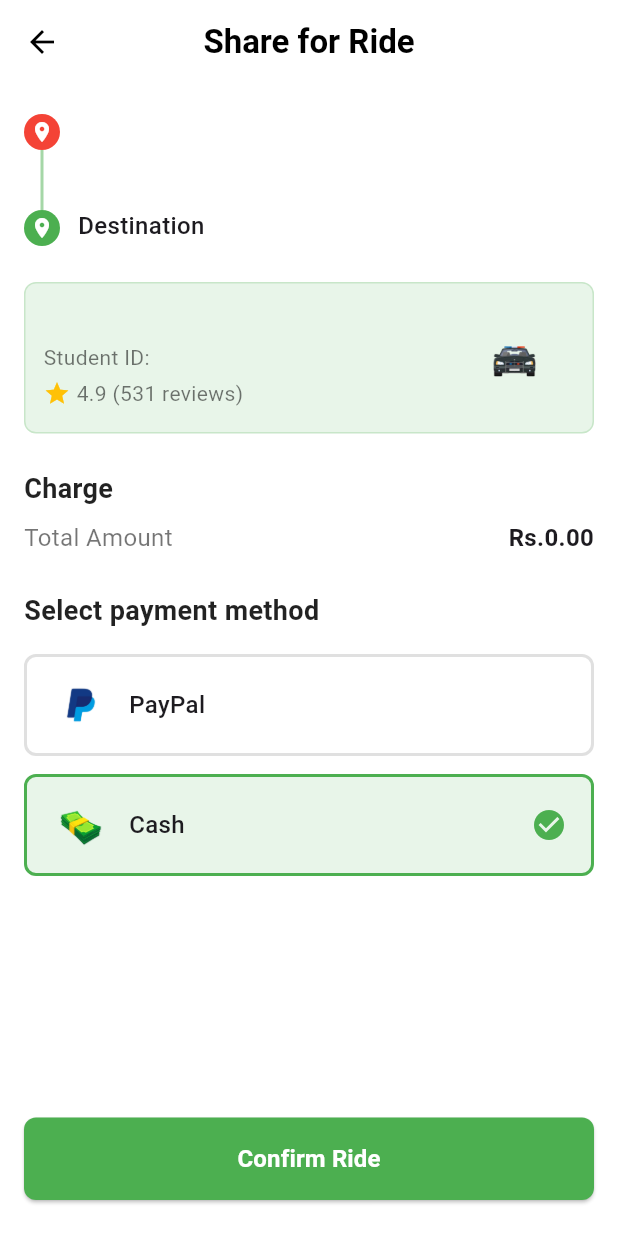
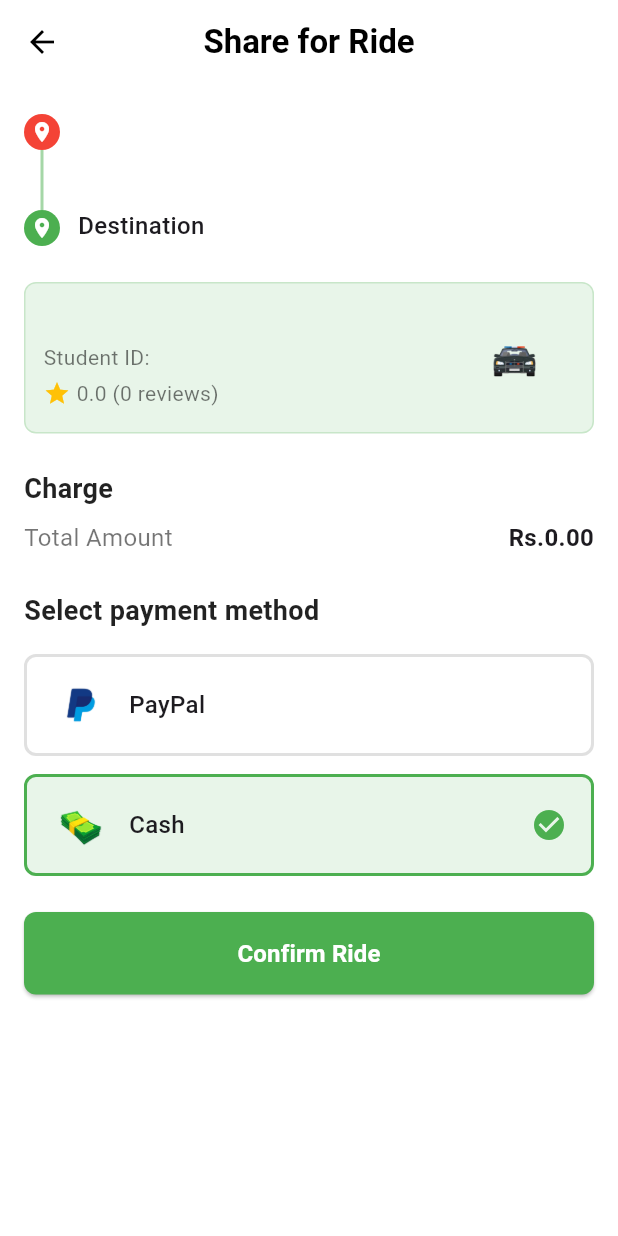
Before and after one commit to Kusaldp22/Green_Ride, a Flutter app: the ConfirmationScreen screen opened directly with empty values, after a tap on "PayPal", after a tap on "Cash", on a phone screen of 412 x 824 dp. Run offline on Flutter 3.47's test engine with Material 3 defaults, Android fonts, the phone set to English and light mode, and no system bars; our stand-ins replace cloud_firestore, firebase_auth, firebase_core, firebase_database, firebase_messaging, firebase_storage and 7 more; missing offline and left inert: flutter_polyline_points; accounts and stored records are empty.

Commit message:
final devs

```diff
--- a/lib/main.dart
+++ b/lib/main.dart
@@ -4,10 +4,13 @@ import 'package:firebase_database/firebase_database.dart';
 import 'package:firebase_messaging/firebase_messaging.dart';
 import 'package:flutter/material.dart';
 import 'package:green_ride/authentication/login.dart';
+import 'package:green_ride/onboard/start.dart';
 import 'package:green_ride/pages/bottom_nav/dashboard.dart';
 import 'package:green_ride/pages/bottom_nav/home.dart';
 import 'package:green_ride/splash_screen.dart';
 import 'package:permission_handler/permission_handler.dart';
+import 'package:shared_preferences/shared_preferences.dart';
+
 
 Future<void> _firebaseMessagingBackgroundHandler(RemoteMessage message) async {
   await Firebase.initializeApp();
@@ -62,6 +65,16 @@ class _AuthCheckerState extends State<AuthChecker> {
   }
 
   Future<void> _checkUserStatus() async {
+    final SharedPreferences prefs = await SharedPreferences.getInstance();
+    bool isFirstLaunch = prefs.getBool('isFirstLaunch') ?? true;
+
+    if (isFirstLaunch) {
+      await prefs.setBool('isFirstLaunch', false);
+      setState(() {
+        _initialScreen = const StartScreen();
+      });
+      return;
+    }
     User? user = FirebaseAuth.instance.currentUser;
 
     if (user == null) {
--- a/lib/pages/payments/confirm.dart
+++ b/lib/pages/payments/confirm.dart
@@ -26,11 +26,40 @@ class _ConfirmationScreenState extends State<ConfirmationScreen> {
   bool isLoading = true;
   String? selectedPaymentMethod;
 
+  double avgRating = 0.0;
+  int reviewCount = 0;
+
   @override
   void initState() {
     super.initState();
     WidgetsBinding.instance.addPostFrameCallback((_) {
-      _calculateTotalAmount(); // Run after widget has built
+      _calculateTotalAmount();
+      _fetchRatingAndReviewCount();
+    });
+  }
+
+  Future<void> _fetchRatingAndReviewCount() async {
+    final snapshot = await FirebaseFirestore.instance
+        .collection('ratings')
+        .where('rideId', isEqualTo: widget.ride.id)
+        .get();
+
+    if (snapshot.docs.isEmpty) {
+      setState(() {
+        avgRating = 0.0;
+        reviewCount = 0;
+      });
+      return;
+    }
+
+    double total = 0;
+    for (var doc in snapshot.docs) {
+      total += (doc['rating'] ?? 0).toDouble();
+    }
+
+    setState(() {
+      avgRating = total / snapshot.docs.length;
+      reviewCount = snapshot.docs.length;
     });
   }
 
@@ -222,7 +251,8 @@ class _ConfirmationScreenState extends State<ConfirmationScreen> {
         ),
         centerTitle: true,
       ),
-      body: Padding(
+      body: SingleChildScrollView(
+        child: Padding(
           padding: const EdgeInsets.symmetric(horizontal: 16.0),
           child: Column(
             crossAxisAlignment: CrossAxisAlignment.start,
@@ -332,12 +362,13 @@ class _ConfirmationScreenState extends State<ConfirmationScreen> {
                           ),
                           const SizedBox(height: 4),
                           Row(
-                          children: const [
-                            Icon(Icons.star, color: Colors.amber, size: 18),
-                            SizedBox(width: 4),
+                            children: [
+                              const Icon(Icons.star,
+                                  color: Colors.amber, size: 18),
+                              const SizedBox(width: 4),
                               Text(
-                              '4.9 (531 reviews)',
-                              style: TextStyle(
+                                '${avgRating.toStringAsFixed(1)} ($reviewCount reviews)',
+                                style: const TextStyle(
                                   fontSize: 14,
                                   color: Colors.black54,
                                 ),
@@ -483,9 +514,7 @@ class _ConfirmationScreenState extends State<ConfirmationScreen> {
                 ),
               ),
 
-            const Spacer(),
-
-            // Confirm button
+              const SizedBox(height: 24),
               Container(
                 width: double.infinity,
                 margin: const EdgeInsets.only(bottom: 24),
@@ -532,8 +561,8 @@ class _ConfirmationScreenState extends State<ConfirmationScreen> {
                                     await FirebaseFirestore.instance
                                         .collection('payments')
                                         .add({
-                                    'userId':
-                                        FirebaseAuth.instance.currentUser!.uid,
+                                      'userId': FirebaseAuth
+                                          .instance.currentUser!.uid,
                                       'driverId': widget.ride.uniId,
                                       'vehicleNumber': widget.vehicleNumber,
                                       'paymentMethod': 'paypal',
@@ -574,16 +603,16 @@ class _ConfirmationScreenState extends State<ConfirmationScreen> {
                                     // Payment was cancelled or failed
                                     ScaffoldMessenger.of(context).showSnackBar(
                                       const SnackBar(
-                                        content:
-                                            Text('Payment was not completed')),
+                                          content: Text(
+                                              'Payment was not completed')),
                                     );
                                   }
                                 } else {
                                   // Show error message
                                   ScaffoldMessenger.of(context).showSnackBar(
                                     SnackBar(
-                                      content:
-                                          Text('Error: ${response['error']}')),
+                                        content: Text(
+                                            'Error: ${response['error']}')),
                                   );
                                 }
 
@@ -673,6 +702,7 @@ class _ConfirmationScreenState extends State<ConfirmationScreen> {
             ],
           ),
         ),
+      ),
     );
   }
 }
```
Also changed, not shown: 8 other files. Lines whose indentation alone changed are shown as unchanged.
